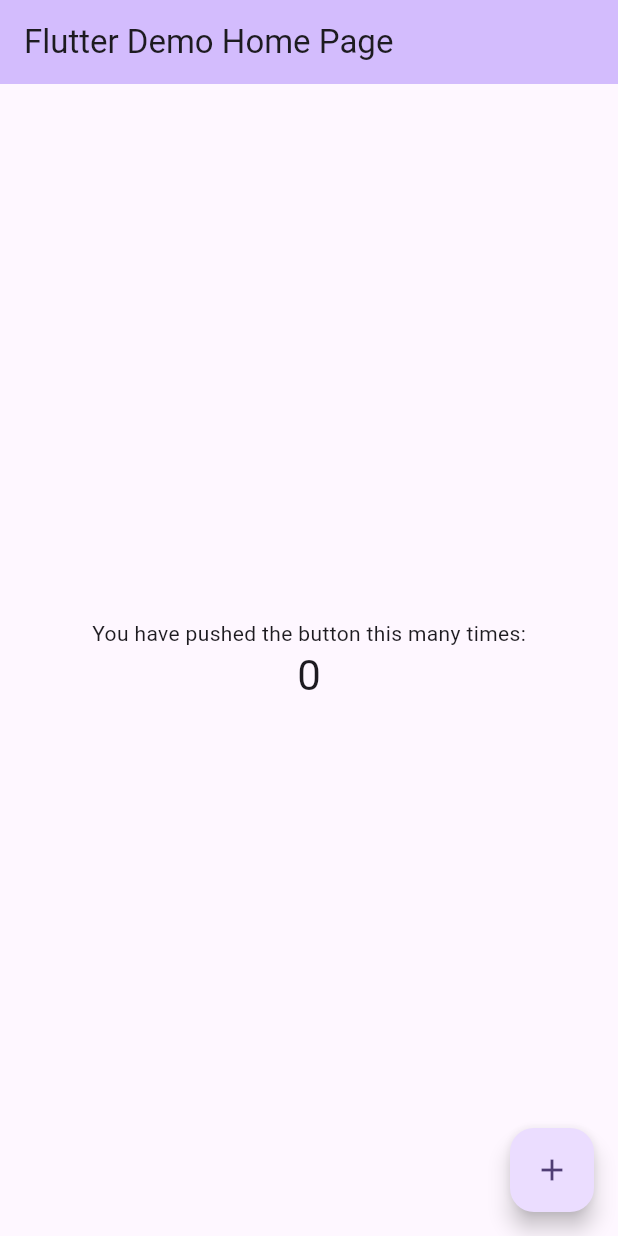
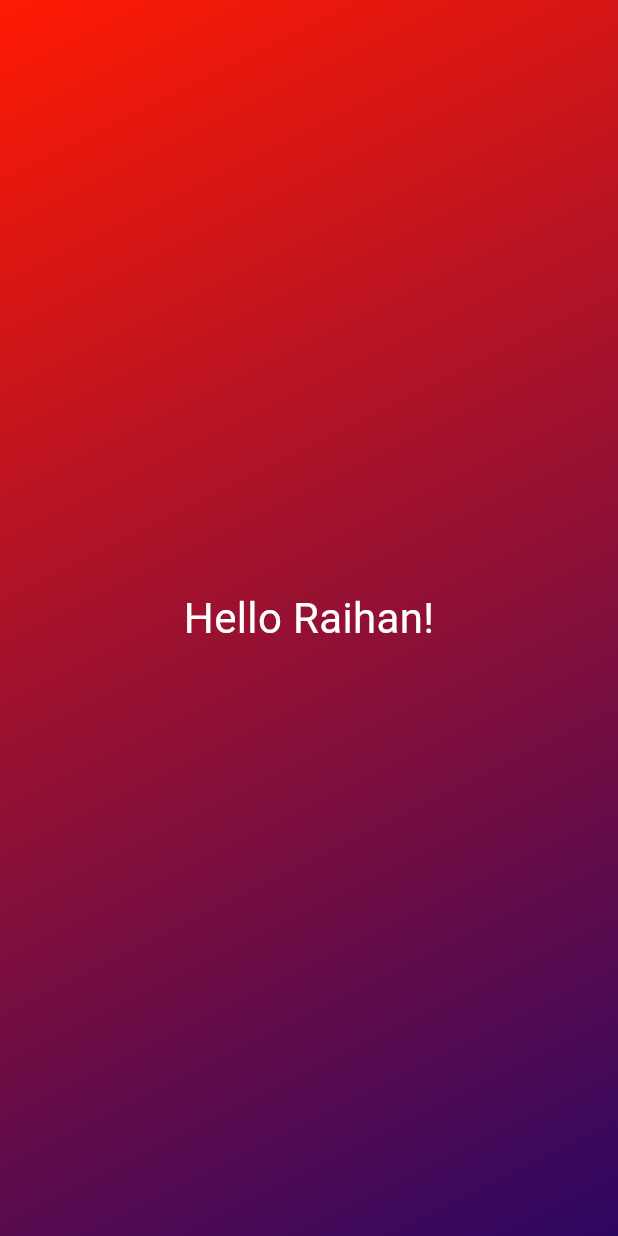
Before and after one commit to MdRaihanulIslam/Udemy-flutter-app-, a Flutter app: the screen it shows after launch, on a phone screen of 412 x 824 dp. Run offline on Flutter 3.47's test engine with Material 3 defaults, Android fonts, the phone set to English and light mode, and no system bars.

Commit message:
initial commit

```diff
--- /dev/null
+++ b/lib/gradient_container.dart
@@ -0,0 +1,25 @@
+import 'package:flutter/material.dart';
+import 'styled_text.dart';
+
+const startAlignment = Alignment.topLeft;
+const endAlignment = Alignment.bottomRight;
+
+class GradientContainer extends StatelessWidget {
+  const GradientContainer({super.key});
+  @override
+  Widget build(context) {
+    return Container(
+      decoration: const BoxDecoration(
+        gradient: LinearGradient(
+          colors: [
+            Color.fromRGBO(255, 26, 2, 80),
+            Color.fromARGB(255, 45, 7, 98),
+          ],
+          begin: startAlignment,
+          end: endAlignment,
+        ),
+      ),
+      child: const Center(child: StyledText()),
+    );
+  }
+}
--- a/lib/main.dart
+++ b/lib/main.dart
@@ -1,122 +1,6 @@
 import 'package:flutter/material.dart';
+import 'gradient_container.dart';
 
 void main() {
-  runApp(const MyApp());
+  runApp(const MaterialApp(home: Scaffold(body: GradientContainer())));
 }
-
-class MyApp extends StatelessWidget {
-  const MyApp({super.key});
-
-  // This widget is the root of your application.
-  @override
-  Widget build(BuildContext context) {
-    return MaterialApp(
-      title: 'Flutter Demo',
-      theme: ThemeData(
-        // This is the theme of your application.
-        //
-        // TRY THIS: Try running your application with "flutter run". You'll see
-        // the application has a purple toolbar. Then, without quitting the app,
-        // try changing the seedColor in the colorScheme below to Colors.green
-        // and then invoke "hot reload" (save your changes or press the "hot
-        // reload" button in a Flutter-supported IDE, or press "r" if you used
-        // the command line to start the app).
-        //
-        // Notice that the counter didn't reset back to zero; the application
-        // state is not lost during the reload. To reset the state, use hot
-        // restart instead.
-        //
-        // This works for code too, not just values: Most code changes can be
-        // tested with just a hot reload.
-        colorScheme: ColorScheme.fromSeed(seedColor: Colors.deepPurple),
-      ),
-      home: const MyHomePage(title: 'Flutter Demo Home Page'),
-    );
-  }
-}
-
-class MyHomePage extends StatefulWidget {
-  const MyHomePage({super.key, required this.title});
-
-  // This widget is the home page of your application. It is stateful, meaning
-  // that it has a State object (defined below) that contains fields that affect
-  // how it looks.
-
-  // This class is the configuration for the state. It holds the values (in this
-  // case the title) provided by the parent (in this case the App widget) and
-  // used by the build method of the State. Fields in a Widget subclass are
-  // always marked "final".
-
-  final String title;
-
-  @override
-  State<MyHomePage> createState() => _MyHomePageState();
-}
-
-class _MyHomePageState extends State<MyHomePage> {
-  int _counter = 0;
-
-  void _incrementCounter() {
-    setState(() {
-      // This call to setState tells the Flutter framework that something has
-      // changed in this State, which causes it to rerun the build method below
-      // so that the display can reflect the updated values. If we changed
-      // _counter without calling setState(), then the build method would not be
-      // called again, and so nothing would appear to happen.
-      _counter++;
-    });
-  }
-
-  @override
-  Widget build(BuildContext context) {
-    // This method is rerun every time setState is called, for instance as done
-    // by the _incrementCounter method above.
-    //
-    // The Flutter framework has been optimized to make rerunning build methods
-    // fast, so that you can just rebuild anything that needs updating rather
-    // than having to individually change instances of widgets.
-    return Scaffold(
-      appBar: AppBar(
-        // TRY THIS: Try changing the color here to a specific color (to
-        // Colors.amber, perhaps?) and trigger a hot reload to see the AppBar
-        // change color while the other colors stay the same.
-        backgroundColor: Theme.of(context).colorScheme.inversePrimary,
-        // Here we take the value from the MyHomePage object that was created by
-        // the App.build method, and use it to set our appbar title.
-        title: Text(widget.title),
-      ),
-      body: Center(
-        // Center is a layout widget. It takes a single child and positions it
-        // in the middle of the parent.
-        child: Column(
-          // Column is also a layout widget. It takes a list of children and
-          // arranges them vertically. By default, it sizes itself to fit its
-          // children horizontally, and tries to be as tall as its parent.
-          //
-          // Column has various properties to control how it sizes itself and
-          // how it positions its children. Here we use mainAxisAlignment to
-          // center the children vertically; the main axis here is the vertical
-          // axis because Columns are vertical (the cross axis would be
-          // horizontal).
-          //
-          // TRY THIS: Invoke "debug painting" (choose the "Toggle Debug Paint"
-          // action in the IDE, or press "p" in the console), to see the
-          // wireframe for each widget.
-          mainAxisAlignment: MainAxisAlignment.center,
-          children: <Widget>[
-            const Text('You have pushed the button this many times:'),
-            Text(
-              '$_counter',
-              style: Theme.of(context).textTheme.headlineMedium,
-            ),
-          ],
-        ),
-      ),
-      floatingActionButton: FloatingActionButton(
-        onPressed: _incrementCounter,
-        tooltip: 'Increment',
-        child: const Icon(Icons.add),
-      ), // This trailing comma makes auto-formatting nicer for build methods.
-    );
-  }
-}
--- /dev/null
+++ b/lib/styled_text.dart
@@ -0,0 +1,12 @@
+import 'package:flutter/material.dart';
+
+class StyledText extends StatelessWidget {
+  const StyledText({super.key});
+  @override
+  Widget build(context) {
+    return const Text(
+      "Hello Raihan!",
+      style: TextStyle(color: Colors.white, fontSize: 28),
+    );
+  }
+}
```
